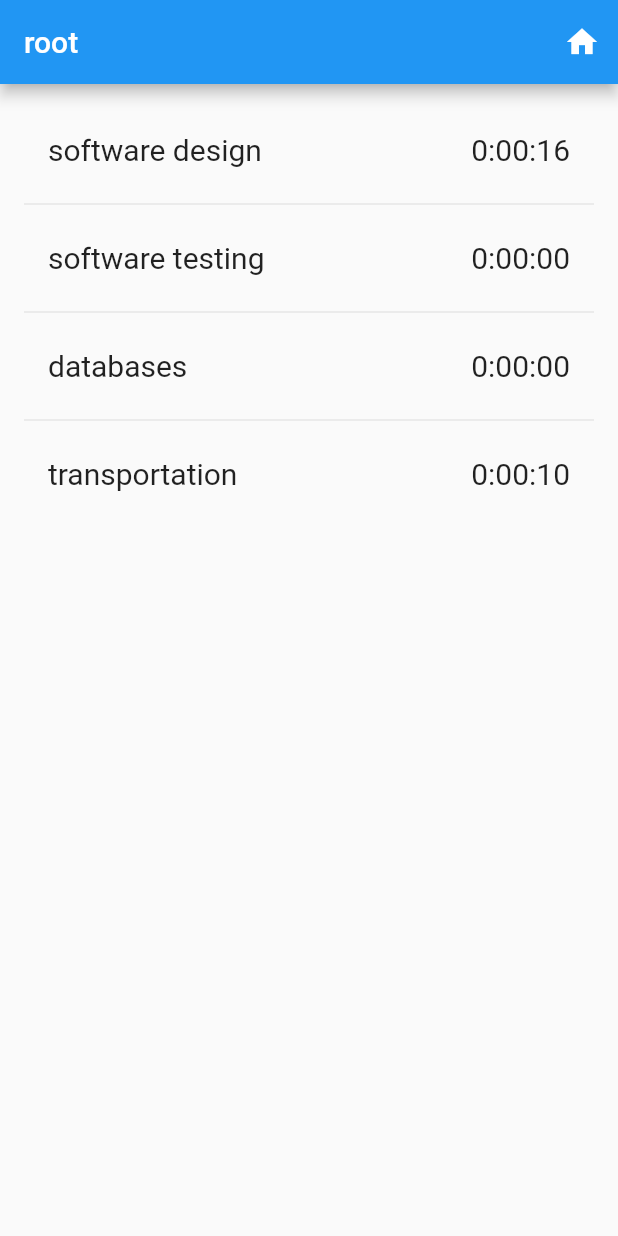
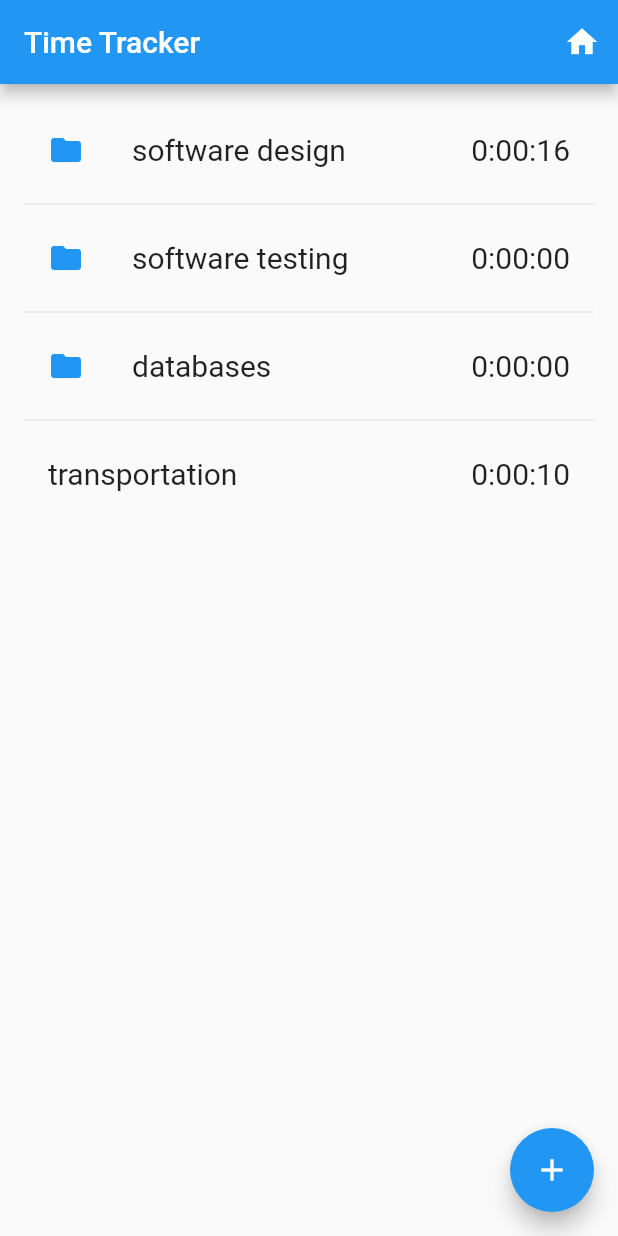
Before and after one commit to danielhoyosceldran/milestone3_flutter, a Flutter app: the screen it shows after launch, on a phone screen of 412 x 824 dp. Run offline on Flutter 3.47's test engine with Material 2 defaults, Android fonts, the light colour scheme and no system bars.

Commit message:
desés sessió

```diff
--- a/lib/page_activities.dart
+++ b/lib/page_activities.dart
@@ -22,6 +22,10 @@ class _PageActivitiesState extends State<PageActivities> {
     );
   }
 
+  void _addActivity(){
+    print("hola");
+  }
+
   Widget _buildRow(Activity activity, int index) {
     String strDuration = Duration(seconds: activity.duration).toString().split('.').first;
     // split by '.' and taking first element of resulting list
@@ -31,6 +35,8 @@ class _PageActivitiesState extends State<PageActivities> {
       return ListTile(
         title: Text('${activity.name}'),
         trailing: Text('$strDuration'),
+        leading: Icon(Icons.folder),
+        iconColor: Colors.blue,
         onTap: () => {},
         // TODO, navigate down to show children tasks and projects
       );
@@ -51,7 +57,7 @@ class _PageActivitiesState extends State<PageActivities> {
   Widget build(BuildContext context) {
     return Scaffold(
       appBar: AppBar(
-        title: Text(tree.root.name),
+        title: Text("Time Tracker"),
         actions: <Widget>[
           IconButton(icon: Icon(Icons.home),
               onPressed: () {}
@@ -70,6 +76,13 @@ class _PageActivitiesState extends State<PageActivities> {
         separatorBuilder: (BuildContext context, int index) =>
         const Divider(),
       ),
+      floatingActionButton: FloatingActionButton(
+        onPressed: () {
+          _addActivity();
+        },
+        backgroundColor: Colors.blue,
+        child: const Icon(Icons.add),
+      ),
     );
   }
 }
```
